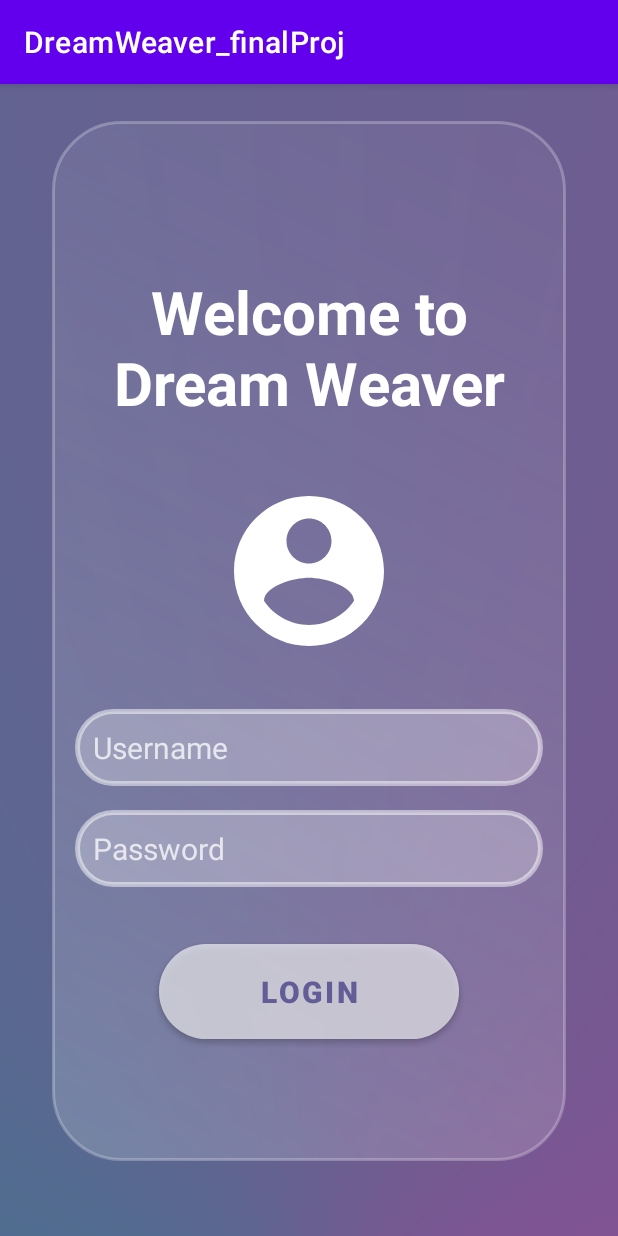
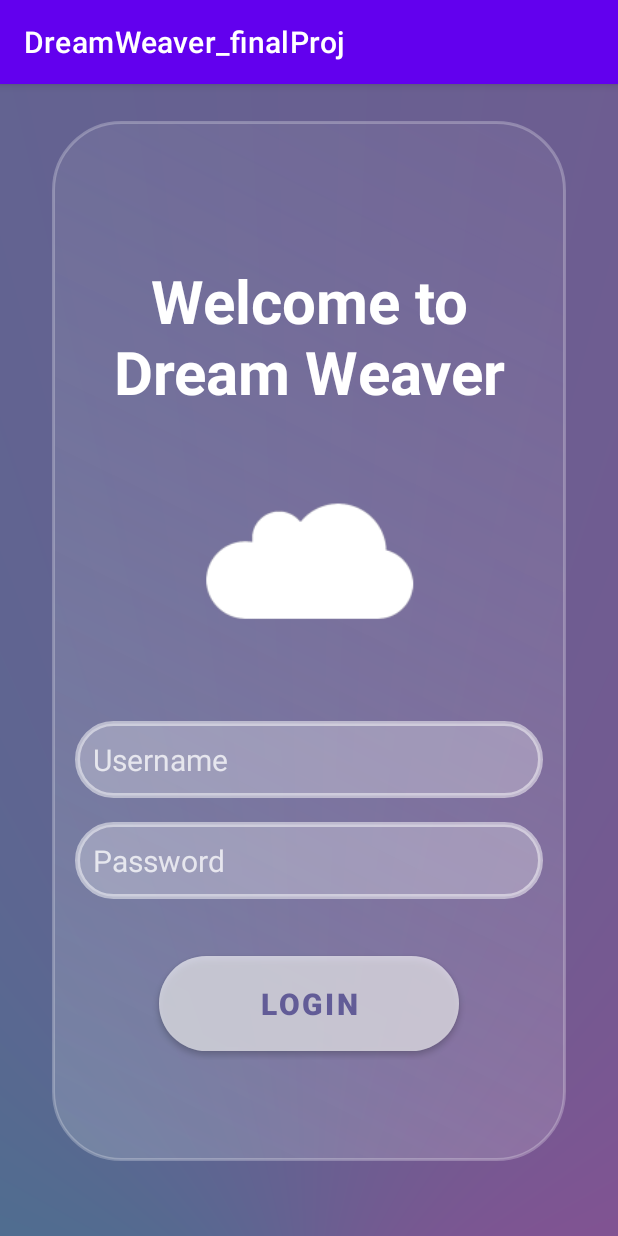
Before and after one commit to SeanJStudent/DreamWeaverApp, an Android app: the screen it shows after launch (MainActivity), on a phone screen of 412 x 824 dp. Run offline under Robolectric (Android 15) with nearby library versions, the phone set to English and light mode, and no system bars.

Commit message:
Login page revamp

```diff
--- a/app/src/main/res/layout/layout_activity.xml
+++ b/app/src/main/res/layout/layout_activity.xml
@@ -20,16 +20,17 @@
             android:layout_height="wrap_content"
             android:gravity="center"
             android:height="100dp"
-            android:layout_marginBottom="40dp"
+            android:layout_marginBottom="25dp"
             android:text="@string/welcomeTitle"
             android:textSize="40sp"
             android:textColor="@color/white"
             android:textStyle="bold" />
 
         <ImageView
-            android:layout_width="match_parent"
-            android:layout_height="120dp"
-            android:src="@drawable/baseline_account_circle_24" />
+            android:layout_width="200dp"
+            android:layout_height="150dp"
+            android:layout_gravity="center"
+            android:src="@mipmap/cloud_icon_foreground"/>
 
         <EditText
             android:layout_width="match_parent"
```
Also changed, not shown: app/src/main/cloud_icon-playstore.png, app/src/main/res/mipmap-hdpi/cloud_icon.webp, app/src/main/res/mipmap-hdpi/cloud_icon_foreground.webp, app/src/main/res/mipmap-hdpi/cloud_icon_round.webp, app/src/main/res/mipmap-mdpi/cloud_icon.webp, app/src/main/res/mipmap-mdpi/cloud_icon_foreground.webp, app/src/main/res/mipmap-mdpi/cloud_icon_round.webp, app/src/main/res/mipmap-xhdpi/cloud_icon.webp, app/src/main/res/mipmap-xhdpi/cloud_icon_foreground.webp, app/src/main/res/mipmap-xhdpi/cloud_icon_round.webp, app/src/main/res/mipmap-xxhdpi/cloud_icon.webp, app/src/main/res/mipmap-xxhdpi/cloud_icon_foreground.webp, app/src/main/res/mipmap-xxhdpi/cloud_icon_round.webp, app/src/main/res/mipmap-xxxhdpi/cloud_icon.webp, 2 more files.
